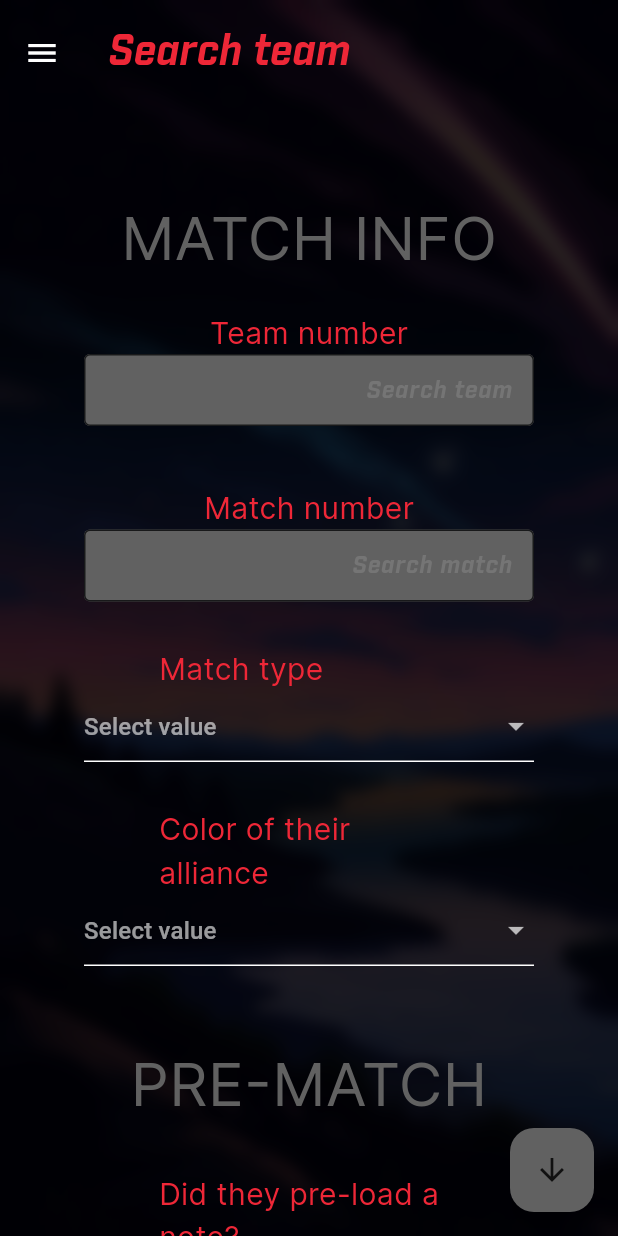
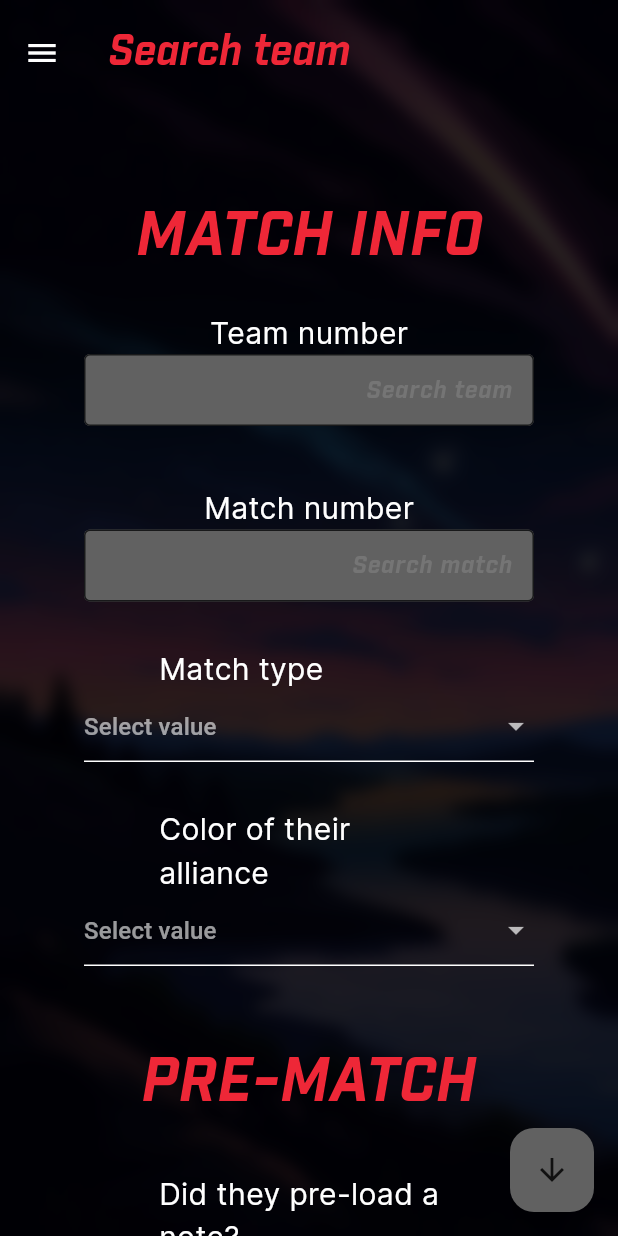
Before and after one commit to armandomm09/rex, a Flutter app: the NewMatchScouting screen opened by its route, on a phone screen of 412 x 824 dp. Run offline on Flutter 3.47's test engine with Material 3 defaults, Android fonts, the phone set to English and light mode, and no system bars; our stand-ins replace awesome_snackbar_content, carousel_slider, cloud_firestore, firebase_auth, firebase_core, firebase_storage and 9 more; missing offline and left inert: liquid_pull_refresh, model_viewer_plus, ssh2; accounts and stored records are empty; generated files the repository leaves out were written again; network calls fail; project files that could hold a hidden picture were left out.

Commit message:
changed AppText constructor

```diff
--- a/lib/components/generals/app_text.dart
+++ b/lib/components/generals/app_text.dart
@@ -6,15 +6,19 @@ class AppText extends StatelessWidget {
   final String text;
   final TextColor textColor;
   final double fontSize;
-  //final String font;
+
+  //final bool title;
   const AppText({
     super.key,
     required this.text,
     this.textColor = TextColor.black,
     this.fontSize = 18,
+    //required this.title,
+
     //required this.font});
   });
 
+  /*
   getColor(BuildContext context) {
     if (textColor == TextColor.red) {
       return Theme.of(context).colorScheme.inversePrimary;
@@ -30,6 +34,23 @@ class AppText extends StatelessWidget {
       return const Color.fromARGB(255, 255, 255, 255);
     }
   }
+  */
+
+  getColor(BuildContext context) {
+    if (fontSize == 20) {
+      return const Color.fromARGB(255, 255, 255, 255);
+    } else {
+      return Theme.of(context).colorScheme.inversePrimary;
+    }
+  }
+
+  getFont(BuildContext context) {
+    if (fontSize == 20) {
+      return "Inter";
+    } else {
+      return "Industry";
+    }
+  }
 
   @override
   Widget build(BuildContext context) {
@@ -37,10 +58,11 @@ class AppText extends StatelessWidget {
       text,
       //selectionHeightStyle: BoxHeightStyle.includeLineSpacingBottom,
       style: TextStyle(
-        color: getColor(context),
-        fontSize: fontSize,
-        fontFamily: 'Inter',
-      ),
+          color: getColor(context),
+          fontSize: fontSize,
+          fontFamily: getFont(
+            context,
+          )),
     );
   }
 
--- a/lib/pages/scout/match_scout.dart
+++ b/lib/pages/scout/match_scout.dart
@@ -660,7 +660,7 @@ class _NewMatchScoutingState extends State<NewMatchScouting> {
         ),
         const AppText(
           text: "Team number",
-          textColor: TextColor.red,
+          textColor: TextColor.base,
           fontSize: 20,
         ),
         const SizedBox(
@@ -676,7 +676,7 @@ class _NewMatchScoutingState extends State<NewMatchScouting> {
         ),
         const AppText(
           text: "Match number",
-          textColor: TextColor.red,
+          textColor: TextColor.base,
           fontSize: 20,
         ),
         const SizedBox(
@@ -702,7 +702,7 @@ class _NewMatchScoutingState extends State<NewMatchScouting> {
         const AppText(
           text: "PRE-MATCH",
           fontSize: 40,
-          textColor: TextColor.gray,
+          textColor: TextColor.base,
         ),
         FormDropdown(
           title: "Did they pre-load a note?",
@@ -767,7 +767,7 @@ class _NewMatchScoutingState extends State<NewMatchScouting> {
         const AppText(
           text: "Notes scored on:",
           fontSize: 40,
-          textColor: TextColor.red,
+          textColor: TextColor.base,
         ),
         Row(
           mainAxisAlignment: MainAxisAlignment.center,
--- a/lib/pages/user_sign/login_page.dart
+++ b/lib/pages/user_sign/login_page.dart
@@ -2,6 +2,7 @@ import 'package:chat_app/services/auth/auth_service.dart';
 import 'package:chat_app/components/generals/app_button.dart';
 import 'package:chat_app/components/forms/app_text_field.dart';
 import 'package:flutter/material.dart';
+import 'package:model_viewer_plus/model_viewer_plus.dart';
 
 class LoginPage extends StatelessWidget {
   final TextEditingController emailController = TextEditingController();
@@ -45,13 +46,11 @@ class LoginPage extends StatelessWidget {
               const SizedBox(
                 height: 300,
                 width: 300,
-                child:  Center()
-                /*ModelViewer(
-                  autoRotate: true,
-                  rotationPerSecond: "20deg",
-                          backgroundColor: Colors.transparent,
-                          src: "assets/images/stl/5887_3D.gltf"
-                          ),*/
+                child: ModelViewer(
+                    autoRotate: true,
+                    rotationPerSecond: "20deg",
+                    backgroundColor: Colors.transparent,
+                    src: "assets/images/stl/5887_3D.gltf"),
               ),
               //Image.asset("assets/images/5887_trans.png", height: MediaQuery.of(context).size.height * 0.4,),
               const SizedBox(
```
